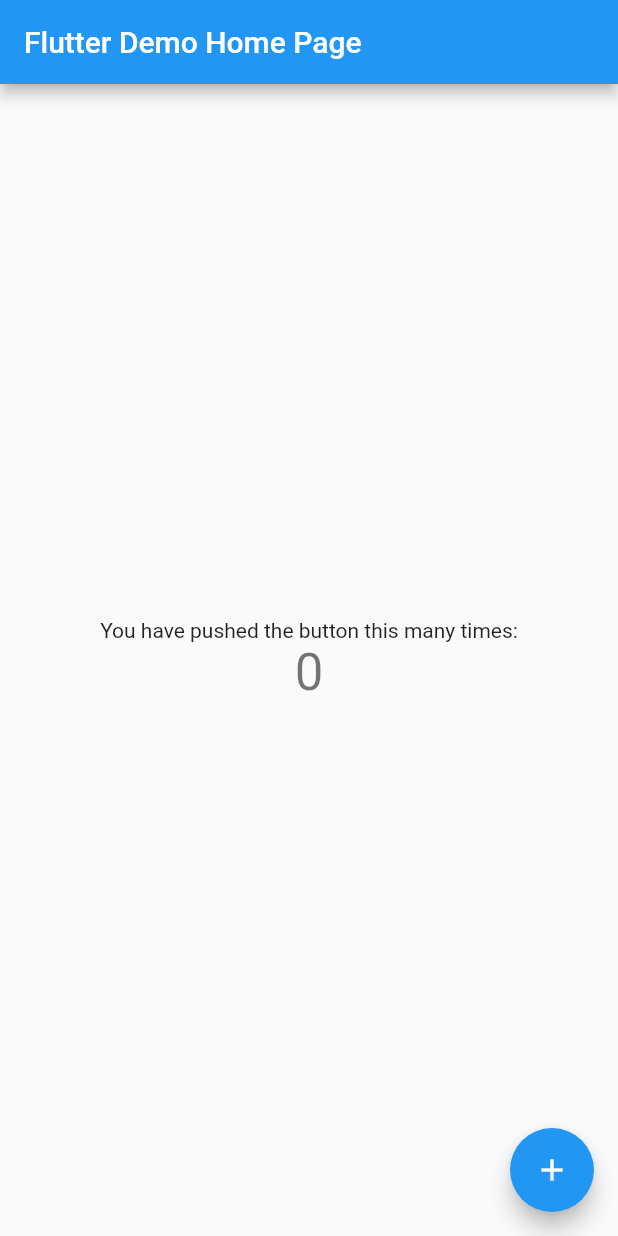
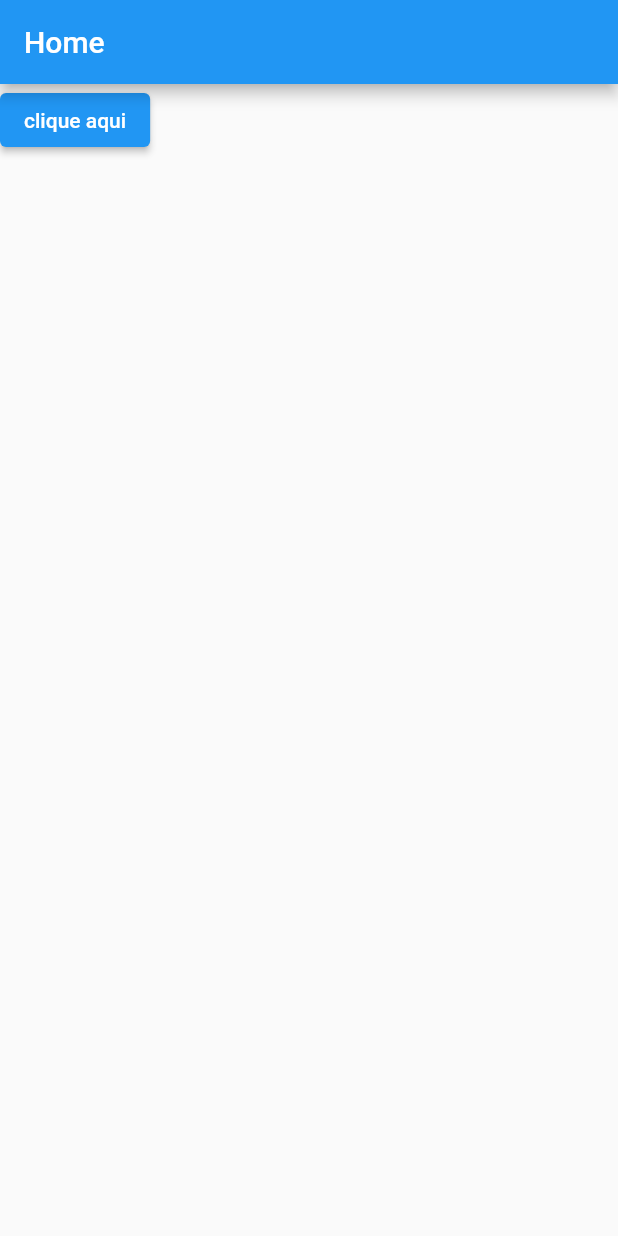
Before and after one commit to WellingtonPereiraLuiz/primeiro-app, a Flutter app: the screen it shows after launch, on a phone screen of 412 x 824 dp. Run offline on Flutter 3.47's test engine with Material 2 defaults, Android fonts, the phone set to English and light mode, and no system bars.

Commit message:
organizei o codigo

```diff
--- /dev/null
+++ b/lib/app/app_widget.dart
@@ -0,0 +1,22 @@
+import 'package:flutter/material.dart';
+import 'package:primeiro_app/app/modules/home/page/details_page.dart';
+import 'package:primeiro_app/app/modules/home/page/home_page.dart';
+
+class MyApp extends StatelessWidget {
+  const MyApp({super.key});
+
+  @override
+  Widget build(BuildContext context) {
+    return MaterialApp(
+      title: 'Flutter Demo',
+      theme: ThemeData(
+        primarySwatch: Colors.blue,
+      ),
+      initialRoute: "/home",
+      routes: {
+        "/home": (context) => const MyHomePage(title: 'Home'),
+        "/details": (context) => const DetailsPage(),
+      },
+    );
+  }
+}
--- /dev/null
+++ b/lib/app/modules/home/page/details_page.dart
@@ -0,0 +1,22 @@
+import 'package:flutter/material.dart';
+import 'package:flutter/src/widgets/container.dart';
+import 'package:flutter/src/widgets/framework.dart';
+
+class DetailsPage extends StatelessWidget {
+  const DetailsPage({super.key});
+
+  @override
+  Widget build(BuildContext context) {
+    return Scaffold(
+      appBar: AppBar(
+        title: const Text("detalhes da home"),
+      ),
+      body: ElevatedButton(
+        child: const Text("clique aqui"),
+        onPressed: () {
+          Navigator.pushNamed(context, "/home");
+        },
+      ),
+    );
+  }
+}
--- /dev/null
+++ b/lib/app/modules/home/page/home_page.dart
@@ -0,0 +1,21 @@
+import 'package:flutter/material.dart';
+
+class MyHomePage extends StatelessWidget {
+  const MyHomePage({super.key, required this.title});
+
+  final String title;
+
+  @override
+  Widget build(BuildContext context) {
+    return Scaffold(
+        appBar: AppBar(
+          title: Text(title),
+        ),
+        body: ElevatedButton(
+          child: const Text("clique aqui"),
+          onPressed: () {
+            Navigator.pushNamed(context, "/details");
+          },
+        ));
+  }
+}
--- a/lib/main.dart
+++ b/lib/main.dart
@@ -1,115 +1,6 @@
 import 'package:flutter/material.dart';
+import 'package:primeiro_app/app/app_widget.dart';
 
 void main() {
   runApp(const MyApp());
 }
-
-class MyApp extends StatelessWidget {
-  const MyApp({super.key});
-
-  // This widget is the root of your application.
-  @override
-  Widget build(BuildContext context) {
-    return MaterialApp(
-      title: 'Flutter Demo',
-      theme: ThemeData(
-        // This is the theme of your application.
-        //
-        // Try running your application with "flutter run". You'll see the
-        // application has a blue toolbar. Then, without quitting the app, try
-        // changing the primarySwatch below to Colors.green and then invoke
-        // "hot reload" (press "r" in the console where you ran "flutter run",
-        // or simply save your changes to "hot reload" in a Flutter IDE).
-        // Notice that the counter didn't reset back to zero; the application
-        // is not restarted.
-        primarySwatch: Colors.blue,
-      ),
-      home: const MyHomePage(title: 'Flutter Demo Home Page'),
-    );
-  }
-}
-
-class MyHomePage extends StatefulWidget {
-  const MyHomePage({super.key, required this.title});
-
-  // This widget is the home page of your application. It is stateful, meaning
-  // that it has a State object (defined below) that contains fields that affect
-  // how it looks.
-
-  // This class is the configuration for the state. It holds the values (in this
-  // case the title) provided by the parent (in this case the App widget) and
-  // used by the build method of the State. Fields in a Widget subclass are
-  // always marked "final".
-
-  final String title;
-
-  @override
-  State<MyHomePage> createState() => _MyHomePageState();
-}
-
-class _MyHomePageState extends State<MyHomePage> {
-  int _counter = 0;
-
-  void _incrementCounter() {
-    setState(() {
-      // This call to setState tells the Flutter framework that something has
-      // changed in this State, which causes it to rerun the build method below
-      // so that the display can reflect the updated values. If we changed
-      // _counter without calling setState(), then the build method would not be
-      // called again, and so nothing would appear to happen.
-      _counter++;
-    });
-  }
-
-  @override
-  Widget build(BuildContext context) {
-    // This method is rerun every time setState is called, for instance as done
-    // by the _incrementCounter method above.
-    //
-    // The Flutter framework has been optimized to make rerunning build methods
-    // fast, so that you can just rebuild anything that needs updating rather
-    // than having to individually change instances of widgets.
-    return Scaffold(
-      appBar: AppBar(
-        // Here we take the value from the MyHomePage object that was created by
-        // the App.build method, and use it to set our appbar title.
-        title: Text(widget.title),
-      ),
-      body: Center(
-        // Center is a layout widget. It takes a single child and positions it
-        // in the middle of the parent.
-        child: Column(
-          // Column is also a layout widget. It takes a list of children and
-          // arranges them vertically. By default, it sizes itself to fit its
-          // children horizontally, and tries to be as tall as its parent.
-          //
-          // Invoke "debug painting" (press "p" in the console, choose the
-          // "Toggle Debug Paint" action from the Flutter Inspector in Android
-          // Studio, or the "Toggle Debug Paint" command in Visual Studio Code)
-          // to see the wireframe for each widget.
-          //
-          // Column has various properties to control how it sizes itself and
-          // how it positions its children. Here we use mainAxisAlignment to
-          // center the children vertically; the main axis here is the vertical
-          // axis because Columns are vertical (the cross axis would be
-          // horizontal).
-          mainAxisAlignment: MainAxisAlignment.center,
-          children: <Widget>[
-            const Text(
-              'You have pushed the button this many times:',
-            ),
-            Text(
-              '$_counter',
-              style: Theme.of(context).textTheme.headline4,
-            ),
-          ],
-        ),
-      ),
-      floatingActionButton: FloatingActionButton(
-        onPressed: _incrementCounter,
-        tooltip: 'Increment',
-        child: const Icon(Icons.add),
-      ), // This trailing comma makes auto-formatting nicer for build methods.
-    );
-  }
-}
```
Also changed, not shown: lib/app_widget.dart (deleted), 1 other file.
